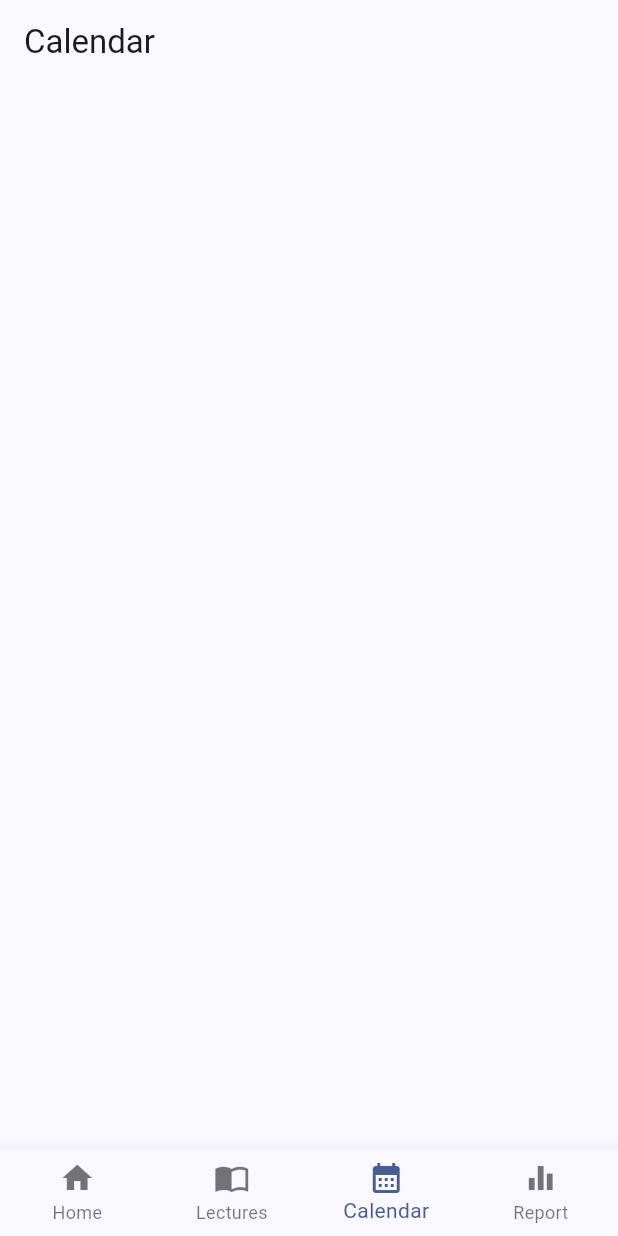
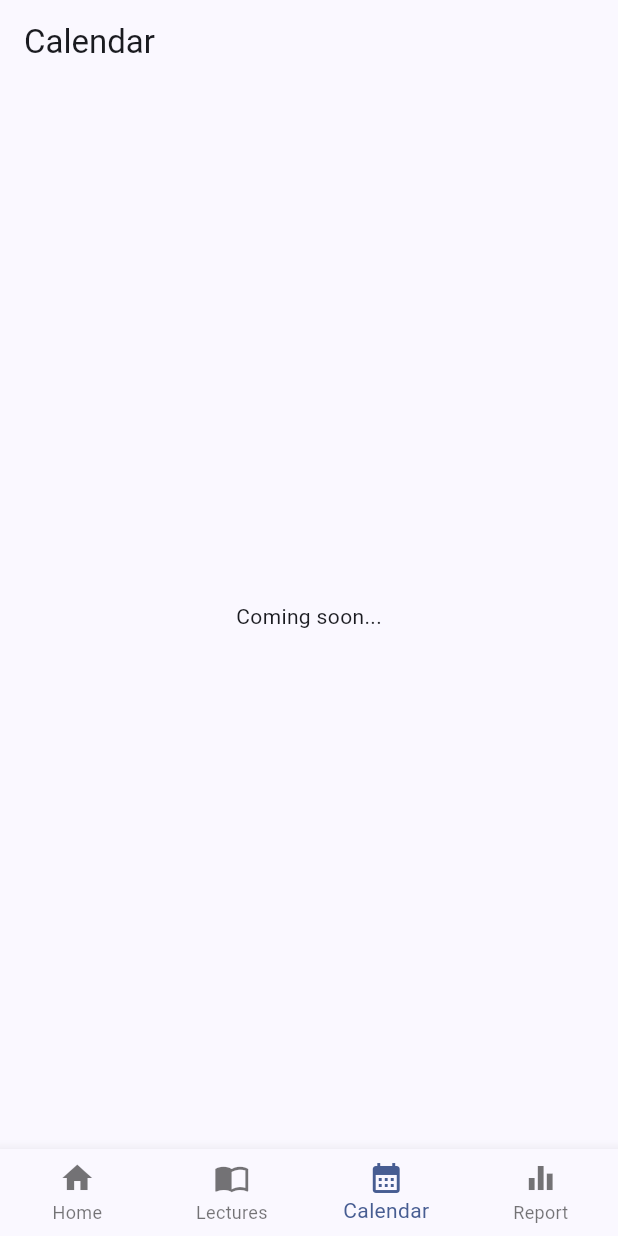
Before and after one commit to Majd-Haj-Hmedy/spaced-repetition, a Flutter app: the screen it shows after launch, item 3 of the bottom bar chosen, on a phone screen of 412 x 824 dp. Run offline on Flutter 3.47's test engine with Material 2 defaults, Android fonts, the phone set to English and light mode, and no system bars.

Commit message:
Added screen navigation & folder model

```diff
--- /dev/null
+++ b/lib/screens/calendar.dart
@@ -0,0 +1,12 @@
+import 'package:flutter/material.dart';
+
+class CalendarScreen extends StatelessWidget {
+  const CalendarScreen({super.key});
+
+  @override
+  Widget build(BuildContext context) {
+    return const Center(
+      child: Text('Coming soon...'),
+    );
+  }
+}
--- a/lib/screens/main_screen.dart
+++ b/lib/screens/main_screen.dart
@@ -1,4 +1,8 @@
 import 'package:flutter/material.dart';
+import 'package:repet/screens/calendar.dart';
+import 'package:repet/screens/folders.dart';
+import 'package:repet/screens/home.dart';
+import 'package:repet/screens/report.dart';
 
 class MainScreen extends StatefulWidget {
   const MainScreen({super.key});
@@ -33,6 +37,8 @@ class _MainScreenState extends State<MainScreen> {
   void _updateScreen(int index) {
     setState(() {
       _navIndex = index;
+    });
+
     var key = '';
     switch (_navIndex) {
       case 0:
@@ -49,11 +55,26 @@ class _MainScreenState extends State<MainScreen> {
         break;
     }
     _updateAppBarTitle(key);
-    });
   }
 
   @override
   Widget build(BuildContext context) {
+    Widget activeScreen = const HomeScreen();
+    switch (_navIndex) {
+      case 0:
+        activeScreen = const HomeScreen();
+        break;
+      case 1:
+        activeScreen = const FoldersScreen();
+        break;
+      case 2:
+        activeScreen = const CalendarScreen();
+        break;
+      case 3:
+        activeScreen = const ReportScreen();
+        break;
+    }
+
     return Scaffold(
       appBar: AppBar(
         title: Text(_appBarTitle),
@@ -82,6 +103,7 @@ class _MainScreenState extends State<MainScreen> {
           ),
         ],
       ),
+      body: activeScreen,
     );
   }
 }
--- a/pubspec.yaml
+++ b/pubspec.yaml
@@ -35,6 +35,7 @@ dependencies:
   # The following adds the Cupertino Icons font to your application.
   # Use with the CupertinoIcons class for iOS style icons.
   cupertino_icons: ^1.0.2
+  uuid: ^3.0.7
 
 dev_dependencies:
   flutter_test:
```
Also changed, not shown: lib/models/folder.dart (added, +13 -0 lines), lib/screens/folders.dart (added, +12 -0 lines), lib/screens/home.dart (added, +12 -0 lines), lib/screens/report.dart (added, +12 -0 lines), lib/screens/details.dart (added), lib/screens/lectures.dart (added), pubspec.lock. Lines whose indentation alone changed are shown as unchanged.
